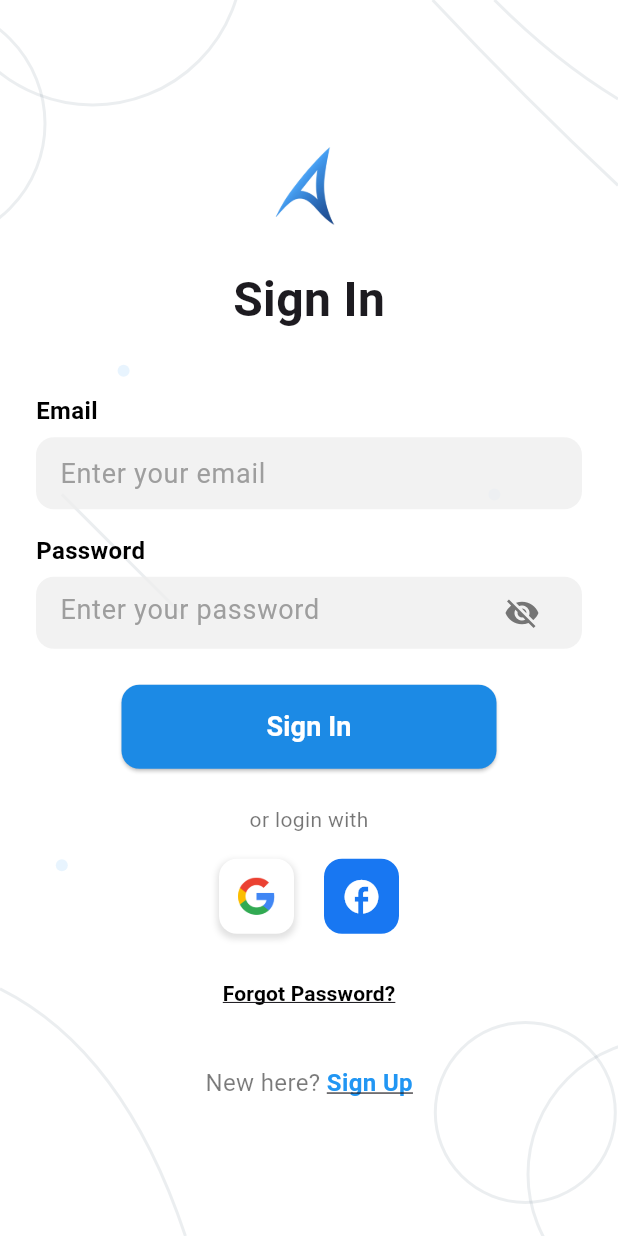
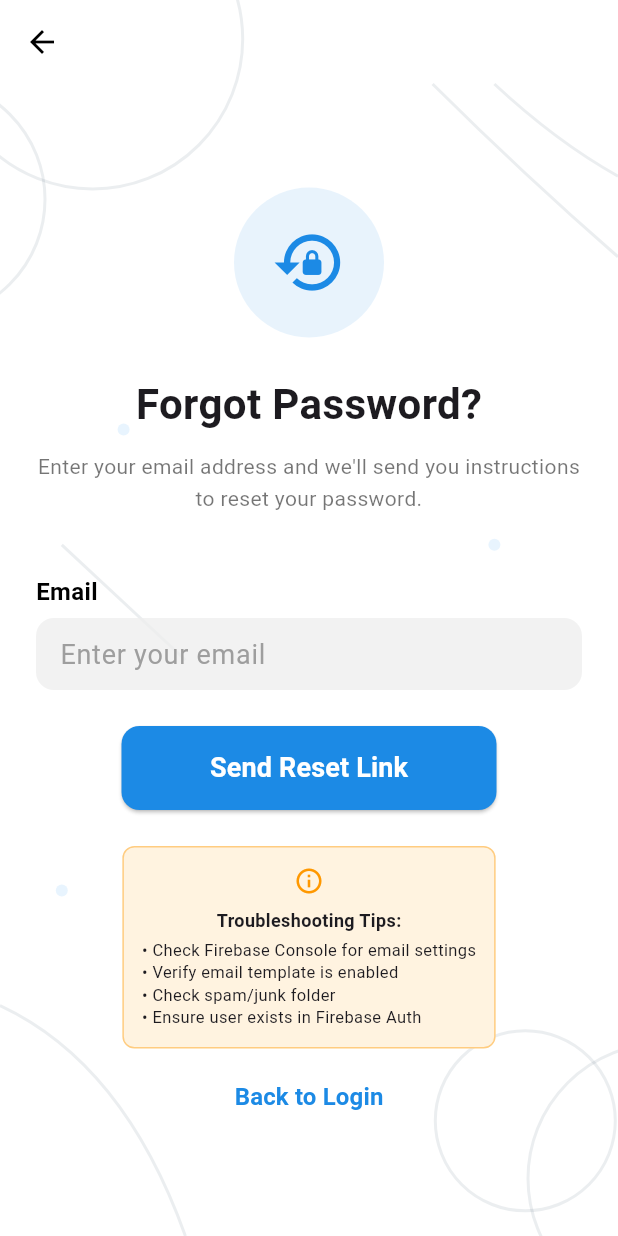
Before and after one commit to JananaDanithra22/amerckcare_apptest, a Flutter app: the screen it shows after launch, after a tap on "Forgot Password?", on a phone screen of 412 x 824 dp. Run offline on Flutter 3.47's test engine with Material 3 defaults, Android fonts, the phone set to English and light mode, and no system bars; our stand-ins replace firebase_auth, firebase_core, flutter_secure_storage, google_sign_in, local_auth, lottie; missing offline and left inert: flutter_facebook_auth; accounts and stored records are empty.

Commit message:
build the password recovery link

```diff
--- a/amerckcarelogin/lib/config/routes.dart
+++ b/amerckcarelogin/lib/config/routes.dart
@@ -2,6 +2,7 @@
 import 'package:flutter/material.dart';
 import '../features/auth/screens/login_screen.dart';
 import '../features/auth/screens/signup_screen.dart';
+import '../features/auth/screens/forgot_password_screen.dart';
 import '../features/home/screens/home_screen.dart';
 import '../shared/widgets/splash_screen.dart';
 import '../features/settings/screens/settings_screen.dart';
@@ -12,6 +13,7 @@ class AppRoutes {
   static const String splash = '/splash';
   static const String login = '/'; // Login screen as root
   static const String signup = '/signup';
+  static const String forgotPassword = '/forgot-password';
   static const String home = '/home';
   static const String settings = '/settings';
   static const String profile = '/profile';
@@ -21,6 +23,7 @@ class AppRoutes {
     return {
       splash: (context) => const SplashScreen(),
       login: (context) => const LoginScreen(),
+      forgotPassword: (context) => const ForgotPasswordScreen(),
       signup: (context) => const SignUpScreen(),
       home: (context) => const HomeScreen(),
       settings: (context) => const SettingsScreen(),
--- /dev/null
+++ b/amerckcarelogin/lib/features/auth/screens/forgot_password_screen.dart
@@ -0,0 +1,412 @@
+// lib/features/auth/screens/forgot_password_screen.dart
+
+import 'package:flutter/material.dart';
+import '../../../core/utils/validators.dart';
+import '../widgets/background_line_art.dart';
+import '../widgets/custom_text_field.dart';
+import '../widgets/custom_button.dart';
+import '../../../core/constants/ui_constants.dart';
+import 'package:firebase_auth/firebase_auth.dart';
+
+class ForgotPasswordScreen extends StatefulWidget {
+  const ForgotPasswordScreen({Key? key}) : super(key: key);
+
+  @override
+  State<ForgotPasswordScreen> createState() => _ForgotPasswordScreenState();
+}
+
+class _ForgotPasswordScreenState extends State<ForgotPasswordScreen> {
+  final _formKey = GlobalKey<FormState>();
+  final _emailCtrl = TextEditingController();
+  String? _emailError;
+  bool _isLoading = false;
+  bool _emailSent = false;
+
+  @override
+  void dispose() {
+    _emailCtrl.dispose();
+    super.dispose();
+  }
+
+  Future<void> _sendPasswordResetEmail() async {
+    setState(() {
+      _emailError = null;
+    });
+
+    // Validate email
+    final emailValidation = Validators.validateEmail(_emailCtrl.text.trim());
+    if (emailValidation != null) {
+      setState(() {
+        _emailError = emailValidation;
+      });
+      return;
+    }
+
+    setState(() {
+      _isLoading = true;
+    });
+
+    try {
+      final email = _emailCtrl.text.trim();
+
+      debugPrint('🔐 Attempting to send password reset email to: $email');
+
+      // ✅ Configure action code settings for better control
+      final actionCodeSettings = ActionCodeSettings(
+        url: 'https://amerckcare.page.link/reset', // Your app's deep link
+        handleCodeInApp: false,
+        androidPackageName: 'com.amerckcare.app', // Your Android package name
+        androidInstallApp: true,
+        androidMinimumVersion: '1',
+      );
+
+      // Send password reset email
+      await FirebaseAuth.instance.sendPasswordResetEmail(
+        email: email,
+        actionCodeSettings: actionCodeSettings,
+      );
+
+      debugPrint('✅ Password reset email sent successfully to: $email');
+
+      if (mounted) {
+        setState(() {
+          _emailSent = true;
+          _isLoading = false;
+        });
+
+        // Show success snackbar
+        ScaffoldMessenger.of(context).showSnackBar(
+          SnackBar(
+            content: Text('Password reset email sent to $email'),
+            backgroundColor: Colors.green,
+            duration: const Duration(seconds: 3),
+          ),
+        );
+      }
+    } on FirebaseAuthException catch (e) {
+      debugPrint('🔴 Firebase Auth error: ${e.code}');
+      debugPrint('🔴 Error message: ${e.message}');
+
+      String errorMessage;
+      bool stillShowSuccess = false;
+
+      switch (e.code) {
+        case 'user-not-found':
+          // ✅ Security best practice: Don't reveal if user exists
+          // Still show success to prevent email enumeration attacks
+          errorMessage =
+              'If an account exists with this email, a reset link has been sent.';
+          stillShowSuccess = true;
+          break;
+        case 'invalid-email':
+          errorMessage = 'Invalid email address format';
+          break;
+        case 'too-many-requests':
+          errorMessage = 'Too many requests. Please try again in a few minutes';
+          break;
+        case 'network-request-failed':
+          errorMessage = 'Network error. Please check your internet connection';
+          break;
+        case 'user-disabled':
+          errorMessage = 'This account has been disabled';
+          break;
+        default:
+          errorMessage = 'Failed to send reset email. Please try again';
+          debugPrint('🔴 Unhandled error code: ${e.code}');
+      }
+
+      if (mounted) {
+        if (stillShowSuccess) {
+          // Show as success to prevent enumeration
+          setState(() {
+            _emailSent = true;
+            _isLoading = false;
+          });
+        } else {
+          setState(() {
+            _emailError = errorMessage;
+            _isLoading = false;
+          });
+        }
+      }
+    } catch (e) {
+      debugPrint('🔴 Unexpected error sending reset email: $e');
+      debugPrint('🔴 Error type: ${e.runtimeType}');
+
+      if (mounted) {
+        setState(() {
+          _emailError = 'An unexpected error occurred. Please try again.';
+          _isLoading = false;
+        });
+      }
+    }
+  }
+
+  @override
+  Widget build(BuildContext context) {
+    return Scaffold(
+      appBar: AppBar(
+        backgroundColor: Colors.transparent,
+        elevation: 0,
+        leading: IconButton(
+          icon: const Icon(Icons.arrow_back, color: Colors.black),
+          onPressed: () => Navigator.pop(context),
+        ),
+      ),
+      body: Stack(
+        children: [
+          CustomPaint(size: Size.infinite, painter: BackgroundLineArtPainter()),
+          Center(
+            child: SingleChildScrollView(
+              padding: const EdgeInsets.symmetric(horizontal: 24),
+              child: Form(
+                key: _formKey,
+                child: Column(
+                  mainAxisAlignment: MainAxisAlignment.center,
+                  children: [
+                    // Icon
+                    Container(
+                      width: 100,
+                      height: 100,
+                      decoration: BoxDecoration(
+                        color: const Color(0xFF1C8AE5).withOpacity(0.1),
+                        shape: BoxShape.circle,
+                      ),
+                      child: const Icon(
+                        Icons.lock_reset,
+                        size: 50,
+                        color: Color(0xFF1C8AE5),
+                      ),
+                    ),
+                    const SizedBox(height: 24),
+
+                    // Title and description
+                    if (!_emailSent) ...[
+                      const Text(
+                        'Forgot Password?',
+                        style: TextStyle(
+                          fontSize: 28,
+                          fontWeight: FontWeight.bold,
+                        ),
+                      ),
+                      const SizedBox(height: 12),
+                      const Text(
+                        'Enter your email address and we\'ll send you instructions to reset your password.',
+                        textAlign: TextAlign.center,
+                        style: TextStyle(
+                          fontSize: 14,
+                          color: Colors.black54,
+                          height: 1.5,
+                        ),
+                      ),
+                      const SizedBox(height: 40),
+
+                      // Email field
+                      const Align(
+                        alignment: Alignment.centerLeft,
+                        child: Text(
+                          'Email',
+                          style: TextStyle(
+                            color: Colors.black,
+                            fontWeight: FontWeight.bold,
+                            fontSize: 16,
+                          ),
+                        ),
+                      ),
+                      const SizedBox(height: 6),
+                      CustomTextField(
+                        controller: _emailCtrl,
+                        hintText: 'Enter your email',
+                        errorText: _emailError,
+                        keyboardType: TextInputType.emailAddress,
+                        onChanged: (value) {
+                          if (_emailError != null) {
+                            setState(() => _emailError = null);
+                          }
+                        },
+                        validator: (value) {},
+                      ),
+                      const SizedBox(height: 24),
+
+                      // Send button
+                      CustomButton(
+                        text: 'Send Reset Link',
+                        onPressed: _sendPasswordResetEmail,
+                        isLoading: _isLoading,
+                        backgroundColor: const Color(0xFF1C8AE5),
+                        width: UIConstants.buttonWidth,
+                        height: UIConstants.buttonHeight,
+                        borderRadius: UIConstants.buttonRadius,
+                      ),
+                      const SizedBox(height: 16),
+
+                      // Debug info (remove in production)
+                      Container(
+                        padding: const EdgeInsets.all(12),
+                        margin: const EdgeInsets.symmetric(vertical: 8),
+                        decoration: BoxDecoration(
+                          color: Colors.orange.shade50,
+                          borderRadius: BorderRadius.circular(8),
+                          border: Border.all(color: Colors.orange.shade200),
+                        ),
+                        child: Column(
+                          children: [
+                            const Icon(
+                              Icons.info_outline,
+                              color: Colors.orange,
+                              size: 20,
+                            ),
+                            const SizedBox(height: 8),
+                            const Text(
+                              'Troubleshooting Tips:',
+                              style: TextStyle(
+                                fontWeight: FontWeight.bold,
+                                fontSize: 12,
+                              ),
+                            ),
+                            const SizedBox(height: 4),
+                            const Text(
+                              '• Check Firebase Console for email settings\n'
+                              '• Verify email template is enabled\n'
+                              '• Check spam/junk folder\n'
+                              '• Ensure user exists in Firebase Auth',
+                              style: TextStyle(fontSize: 11, height: 1.4),
+                            ),
+                          ],
+                        ),
+                      ),
+
+                      // Back to login
+                      TextButton(
+                        onPressed: () => Navigator.pop(context),
+                        child: const Text(
+                          'Back to Login',
+                          style: TextStyle(
+                            color: Color(0xFF1C8AE5),
+                            fontWeight: FontWeight.w600,
+                            fontSize: 16,
+                          ),
+                        ),
+                      ),
+                    ] else ...[
+                      // Success state
+                      const Icon(
+                        Icons.mark_email_read,
+                        size: 80,
+                        color: Colors.green,
+                      ),
+                      const SizedBox(height: 24),
+                      const Text(
+                        'Check Your Email',
+                        style: TextStyle(
+                          fontSize: 28,
+                          fontWeight: FontWeight.bold,
+                        ),
+                      ),
+                      const SizedBox(height: 12),
+                      const Text(
+                        'We\'ve sent password reset instructions to:',
+                        textAlign: TextAlign.center,
+                        style: TextStyle(fontSize: 14, color: Colors.black54),
+                      ),
+                      const SizedBox(height: 8),
+                      Text(
+                        _emailCtrl.text.trim(),
+                        textAlign: TextAlign.center,
+                        style: const TextStyle(
+                          fontSize: 16,
+                          fontWeight: FontWeight.bold,
+                          color: Color(0xFF1C8AE5),
+                        ),
+                      ),
+                      const SizedBox(height: 24),
+                      Container(
+                        padding: const EdgeInsets.all(16),
+                        decoration: BoxDecoration(
+                          color: Colors.blue.shade50,
+                          borderRadius: BorderRadius.circular(12),
+                          border: Border.all(color: Colors.blue.shade200),
+                        ),
+                        child: const Column(
+                          children: [
+                            Icon(
+                              Icons.info_outline,
+                              color: Color(0xFF1C8AE5),
+                              size: 24,
+                            ),
+                            SizedBox(height: 8),
+                            Text(
+                              'Didn\'t receive the email?',
+                              style: TextStyle(
+                                fontWeight: FontWeight.bold,
+                                fontSize: 14,
+                              ),
+                            ),
+                            SizedBox(height: 8),
+                            Text(
+                              '• Check your spam/junk folder\n'
+                              '• Make sure the email address is correct\n'
+                              '• Wait a few minutes for delivery\n'
+                              '• Check Firebase Console logs',
+                              style: TextStyle(
+                                fontSize: 13,
+                                color: Colors.black87,
+                                height: 1.5,
+                              ),
+                            ),
+                          ],
+                        ),
+                      ),
+                      const SizedBox(height: 24),
+
+                      // Resend button
+                      OutlinedButton(
+                        onPressed: () {
+                          setState(() {
+                            _emailSent = false;
+                          });
+                        },
+                        style: OutlinedButton.styleFrom(
+                          padding: const EdgeInsets.symmetric(
+                            horizontal: 32,
+                            vertical: 14,
+                          ),
+                          side: const BorderSide(
+                            color: Color(0xFF1C8AE5),
+                            width: 2,
+                          ),
+                          shape: RoundedRectangleBorder(
+                            borderRadius: BorderRadius.circular(12),
+                          ),
+                        ),
+                        child: const Text(
+                          'Resend Email',
+                          style: TextStyle(
+                            fontSize: 16,
+                            fontWeight: FontWeight.w600,
+                            color: Color(0xFF1C8AE5),
+                          ),
+                        ),
+                      ),
+                      const SizedBox(height: 16),
+
+                      // Back to login
+                      CustomButton(
+                        text: 'Back to Login',
+                        onPressed: () => Navigator.pop(context),
+                        backgroundColor: const Color(0xFF1C8AE5),
+                        width: UIConstants.buttonWidth,
+                        height: UIConstants.buttonHeight,
+                        borderRadius: UIConstants.buttonRadius,
+                      ),
+                    ],
+                  ],
+                ),
+              ),
+            ),
+          ),
+        ],
+      ),
+    );
+  }
+}
--- a/amerckcarelogin/lib/features/auth/screens/login_screen.dart
+++ b/amerckcarelogin/lib/features/auth/screens/login_screen.dart
@@ -637,7 +637,10 @@ class _LoginScreenState extends State<LoginScreen> with RouteAware {
                     ),
                     const SizedBox(height: 16),
                     TextButton(
-                      onPressed: () {},
+                      onPressed: () {
+                        // Navigate to forgot password screen
+                        Navigator.pushNamed(context, '/forgot-password');
+                      },
                       child: const Text(
                         'Forgot Password?',
                         style: TextStyle(
```
